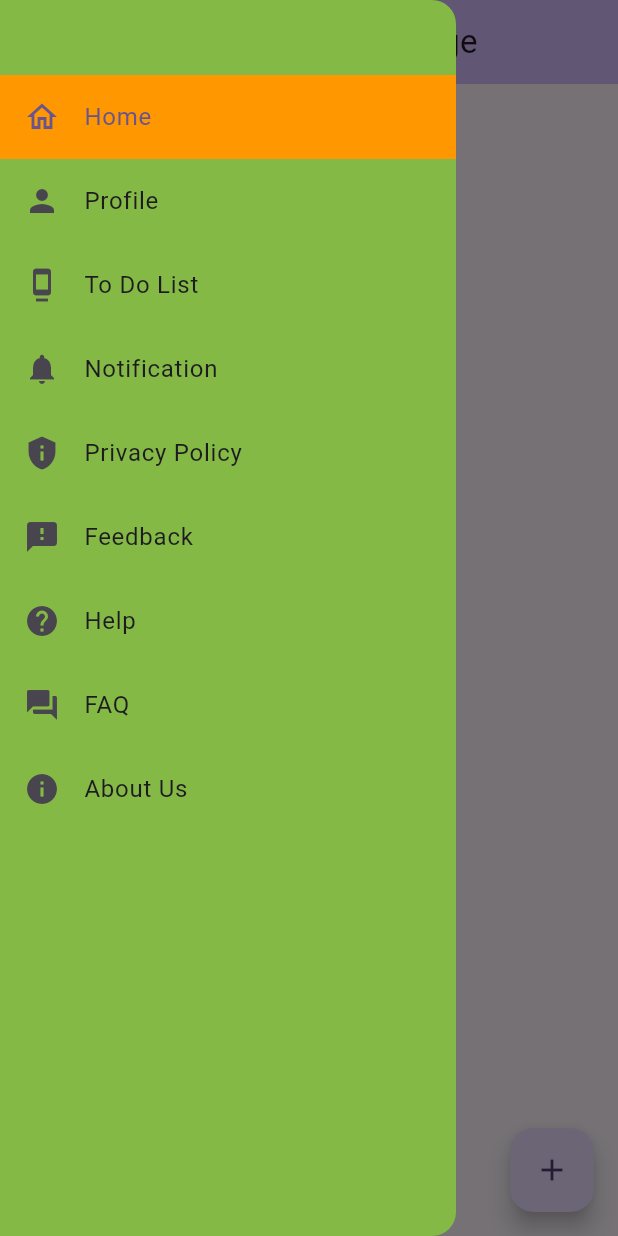
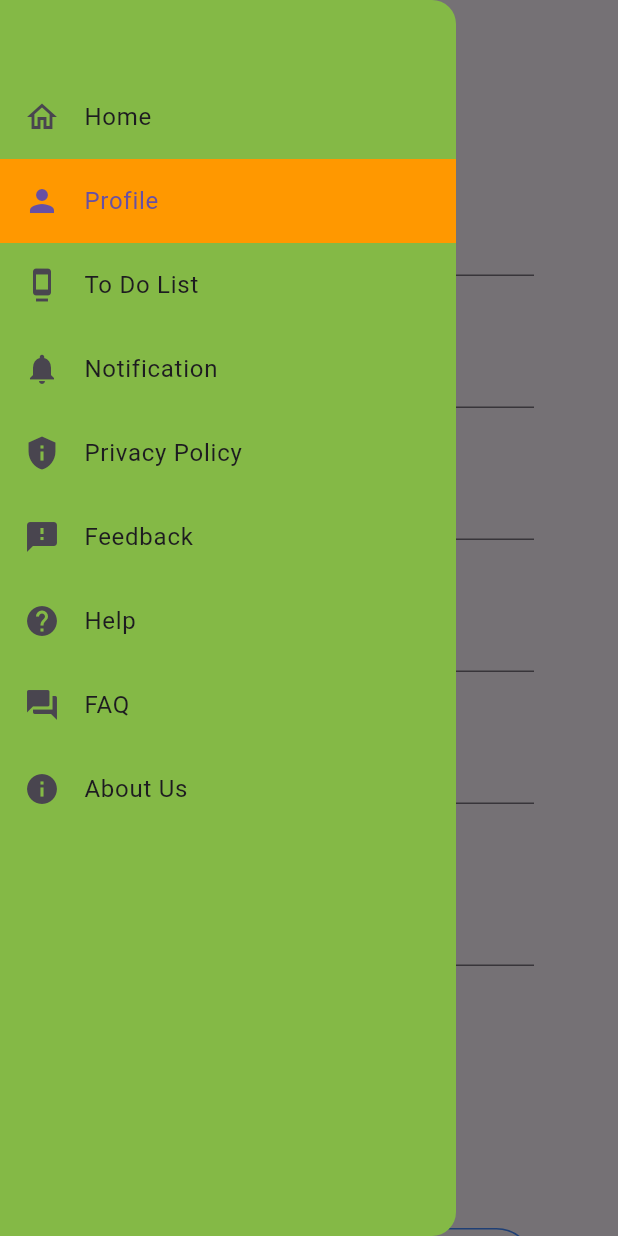
Before and after one commit to veddange/demo, a Flutter app: the screen it shows after launch, with the side drawer open, on a phone screen of 412 x 824 dp. Run offline on Flutter 3.47's test engine with Material 3 defaults, Android fonts, the light colour scheme and no system bars.

Commit message:
profile screen

```diff
--- a/lib/Screens/about_us.dart
+++ b/lib/Screens/about_us.dart
@@ -1,3 +1,4 @@
+import "package:demo/navigation%20drawer/navigation_drawer.dart";
 import "package:flutter/material.dart";
 
 class AboutUs extends StatefulWidget {
@@ -15,11 +16,14 @@
       home: Scaffold(
         appBar: AppBar(
           title: const Text("About Us"),
-          leading:  BackButton(
-            onPressed: () {
-              Navigator.of(context).pop();
-            },
-            color: Colors.black),
+        ),
+        drawer: NavState(index: 8),
+        body: const SingleChildScrollView (
+          child: Column(
+            children: [
+
+            ],
+          ),
         ),
       ),
     );
--- a/lib/Screens/profileview.dart
+++ b/lib/Screens/profileview.dart
@@ -1,3 +1,4 @@
+import "package:demo/navigation%20drawer/navigation_drawer.dart";
 import "package:flutter/material.dart";
 
 class Profile extends StatefulWidget {
@@ -8,18 +9,173 @@
 }
 
 class ProfileView extends State<Profile> {
+  TextEditingController txtFname = TextEditingController();
+  TextEditingController txtLname = TextEditingController();
+  TextEditingController txtEmail = TextEditingController();
+  TextEditingController txtMobile = TextEditingController();
+  TextEditingController txtPassword = TextEditingController();
+  TextEditingController txtConfirmPassword = TextEditingController();
+
   @override
   Widget build(BuildContext context) {
     return MaterialApp(
-      title: "Profile",
+      title: "User Profile",
       home: Scaffold(
         appBar: AppBar(
           title: const Text("Profile"),
-          leading: BackButton(
-            color: Colors.black,
-            onPressed: () {
-              Navigator.of(context).pop();
-            },
+        ),
+        drawer: NavState(
+          index: 1,
+        ),
+        body: SingleChildScrollView(
+          child: Center(
+            child: Column(
+              children: [
+                const SizedBox(
+                  width: 300,
+                  child: Text(
+                    "User Profile",
+                    textAlign: TextAlign.center,
+                    style: TextStyle(
+                        color: Colors.black,
+                        fontWeight: FontWeight.bold,
+                        fontSize: 28),
+                  ),
+                ),
+                const SizedBox(
+                  height: 20,
+                ),
+                const SizedBox(
+                  width: 300,
+                  child: Text(
+                    "First Name",
+                    textAlign: TextAlign.left,
+                  ),
+                ),
+                SizedBox(
+                  width: 300,
+                  child: TextField(
+                    controller: txtFname,
+                    decoration:
+                        const InputDecoration(hintText: "Enter First Name"),
+                  ),
+                ),
+                const SizedBox(
+                  height: 20,
+                ),
+                const SizedBox(
+                  width: 300,
+                  child: Text(
+                    "Last Name",
+                    textAlign: TextAlign.left,
+                  ),
+                ),
+                SizedBox(
+                  width: 300,
+                  child: TextField(
+                    controller: txtLname,
+                    decoration:
+                        const InputDecoration(hintText: "Enter Last Name"),
+                  ),
+                ),
+                const SizedBox(
+                  height: 20,
+                ),
+                const SizedBox(
+                  width: 300,
+                  child: Text(
+                    "Email-Id",
+                    textAlign: TextAlign.left,
+                  ),
+                ),
+                SizedBox(
+                  width: 300,
+                  child: TextField(
+                    controller: txtEmail,
+                    decoration: const InputDecoration(hintText: "Enter Email-Id"),
+                  ),
+                ),
+                const SizedBox(
+                  height: 20,
+                ),
+                const SizedBox(
+                  width: 300,
+                  child: Text(
+                    "Mobile Number",
+                    textAlign: TextAlign.left,
+                  ),
+                ),
+                SizedBox(
+                  width: 300,
+                  child: TextField(
+                    controller: txtMobile,
+                    decoration:
+                        const InputDecoration(hintText: "Enter Mobile Nmber"),
+                  ),
+                ),
+                const SizedBox(
+                  height: 20,
+                ),
+                const SizedBox(
+                  width: 300,
+                  child: Text(
+                    "Password",
+                    textAlign: TextAlign.left,
+                  ),
+                ),
+                SizedBox(
+                  width: 300,
+                  child: TextField(
+                    controller: txtPassword,
+                    obscureText: true,
+                    decoration: const InputDecoration(hintText: "Enter Password"),
+                  ),
+                ),
+                const SizedBox(
+                  height: 20,
+                ),
+                const SizedBox(
+                  height: 20,
+                ),
+                const SizedBox(
+                  width: 300,
+                  child: Text(
+                    "Confirm Password",
+                    textAlign: TextAlign.left,
+                  ),
+                ),
+                SizedBox(
+                  width: 300,
+                  child: TextField(
+                    controller: txtConfirmPassword,
+                    obscureText: true,
+                    decoration:
+                        const InputDecoration(hintText: "Enter Confirm Password"),
+                  ),
+                ),
+                SizedBox(
+                  height: MediaQuery.of(context).size.height/3 - 100,
+                ),
+                SizedBox(
+                  width: 300,
+                  height: 50,
+                  child: OutlinedButton(
+                      onPressed: () {},
+                      style: const ButtonStyle(
+                          foregroundColor:
+                              MaterialStatePropertyAll(Colors.blueAccent),
+                          side: MaterialStatePropertyAll(BorderSide(
+                              color: Colors.blueAccent,
+                              style: BorderStyle.solid,
+                              width: 1.0))),
+                      child: const Text("Update")),
+                ),
+                const SizedBox(
+                  height: 20,
+                ),
+
+              ],
+            ),
           ),
         ),
       ),
--- a/lib/main.dart
+++ b/lib/main.dart
@@ -1,9 +1,10 @@
 import 'package:demo/Authentication/login.dart';
+import 'package:demo/Screens/profileview.dart';
 import 'package:demo/navigation%20drawer/navigation_drawer.dart';
 import 'package:flutter/material.dart';
 
 void main() {
-  runApp(const MyApp());
+  runApp(const Profile());
 }
 
 var isHover = false;
@@ -46,7 +47,7 @@
         backgroundColor: Theme.of(context).colorScheme.inversePrimary,
         title: Text(widget.title),
       ),
-      drawer: const NavState(),
+      drawer: NavState(index: 0,),
       body: Center(
         child: Column(
           mainAxisAlignment: MainAxisAlignment.center,
--- a/lib/navigation drawer/navigation_drawer.dart
+++ b/lib/navigation drawer/navigation_drawer.dart
@@ -3,16 +3,18 @@
 import "package:demo/main.dart";
 import "package:flutter/material.dart";
 
+// ignore: must_be_immutable
 class NavState extends StatefulWidget {
-  const NavState({super.key});
+  NavState({super.key, required this.index});
+  int index;
 
   @override
-  NavigationDrawe createState() => NavigationDrawe();
+  State<NavState> createState() => NavigationDrawe();
 }
 
 // ignore: must_be_immutable
 class NavigationDrawe extends State<NavState> {
-  int index = 0;
+  // int widget.index = .widget.index;
   // NavigationDrawer({Key? key}) : super(key: key);
 
   @override
@@ -40,10 +42,12 @@
             title: const Text("Home"),
             onTap: () {
               setState(() {
-                index = 0;
+                widget.index = 0;
+                Navigator.of(context).push(
+                    MaterialPageRoute(builder: (context) => const MyApp()));
               });
             },
-            selected: index == 0,
+            selected: widget.index == 0,
             selectedTileColor: Colors.orange,
           ),
           ListTile(
@@ -51,12 +55,12 @@
             title: const Text("Profile"),
             onTap: () {
               setState(() {
-                index = 1;
-              Navigator.of(context).push(
-                  MaterialPageRoute(builder: (context) => const Profile()));
+                widget.index = 1;
+                Navigator.of(context).push(
+                    MaterialPageRoute(builder: (context) => const Profile()));
               });
             },
-            selected: index == 1,
+            selected: widget.index == 1,
             selectedTileColor: Colors.orange,
           ),
           ListTile(
@@ -64,22 +68,22 @@
               title: const Text("To Do List"),
               onTap: () {
                 setState(() {
-                  index = 2;
+                  widget.index = 2;
                 });
               },
-              selected: index == 2,
+              selected: widget.index == 2,
               selectedTileColor: Colors.orange),
           ListTile(
             leading: const Icon(Icons.notifications),
             title: const Text("Notification"),
             onTap: () {
               setState(() {
-                index = 3;
-                Navigator.of(context)
-                  .push(MaterialPageRoute(builder: (context) => const MyApp()));
+                widget.index = 3;
+                Navigator.of(context).push(
+                    MaterialPageRoute(builder: (context) => const MyApp()));
               });
             },
-            selected: index == 3,
+            selected: widget.index == 3,
             selectedTileColor: Colors.orange,
           ),
           ListTile(
@@ -87,52 +91,52 @@
               title: const Text("Privacy Policy"),
               onTap: () {
                 setState(() {
-                  index = 4;
+                  widget.index = 4;
                 });
               },
-              selected: index == 4,
+              selected: widget.index == 4,
               selectedTileColor: Colors.orange),
           ListTile(
               leading: const Icon(Icons.feedback),
               title: const Text("Feedback"),
               onTap: () {
                 setState(() {
-                  index = 5;
+                  widget.index = 5;
                 });
               },
-              selected: index == 5,
+              selected: widget.index == 5,
               selectedTileColor: Colors.orange),
           ListTile(
               leading: const Icon(Icons.help),
               title: const Text("Help"),
               onTap: () {
                 setState(() {
-                  index = 6;
+                  widget.index = 6;
                 });
               },
-              selected: index == 6,
+              selected: widget.index == 6,
               selectedTileColor: Colors.orange),
           ListTile(
               leading: const Icon(Icons.question_answer),
               title: const Text("FAQ"),
               onTap: () {
                 setState(() {
-                  index = 7;
+                  widget.index = 7;
                 });
               },
-              selected: index == 7,
+              selected: widget.index == 7,
               selectedTileColor: Colors.orange),
           ListTile(
               leading: const Icon(Icons.info),
               title: const Text("About Us"),
               onTap: () {
                 setState(() {
-                  index = 8;
+                  widget.index = 8;
                   Navigator.of(context).push(
-                  MaterialPageRoute(builder: (context) => const AboutUs()));
+                      MaterialPageRoute(builder: (context) => const AboutUs()));
                 });
               },
-              selected: index == 8,
+              selected: widget.index == 8,
               selectedTileColor: Colors.orange),
           SizedBox(
             height: MediaQuery.of(context).size.height / 3 + 90,
```
Also changed, not shown: lib/Screens/feedback.dart (added).
